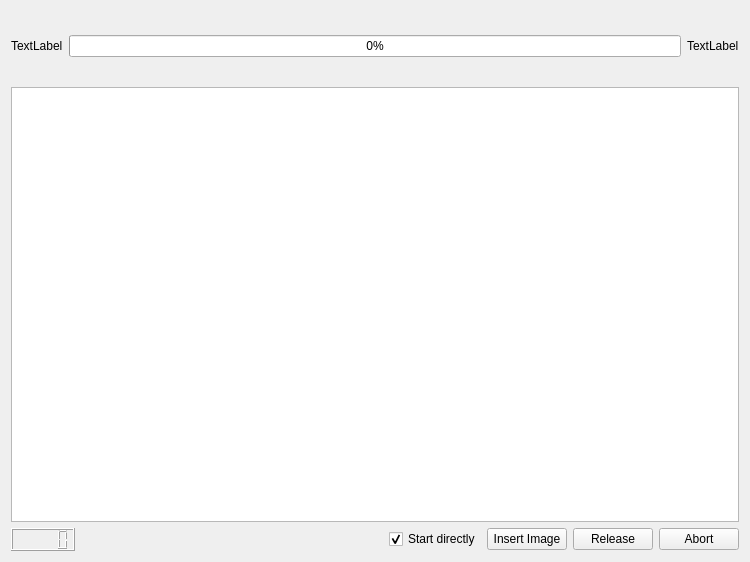
First picture: the form in DBUPDATE.ui, repository doubsman/DBAlbums, before the edit.
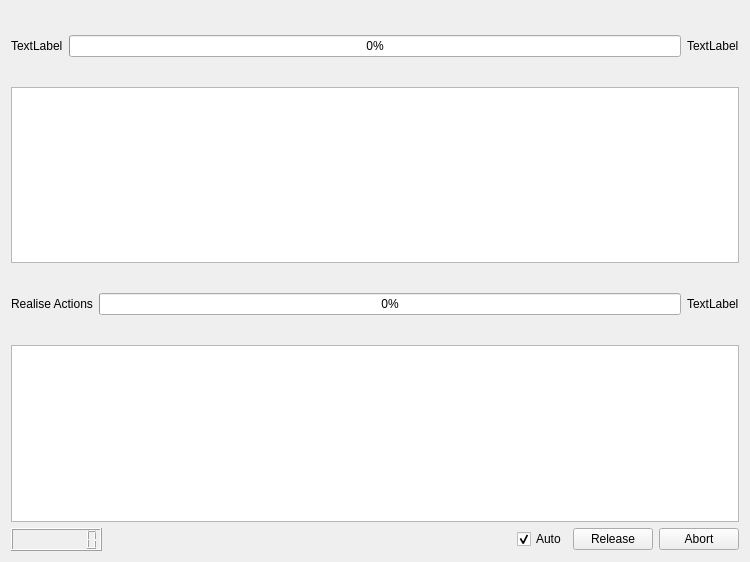
Second picture: the form after the edit.

What changed in the file:
```diff
--- a/DBUPDATE.ui
+++ b/DBUPDATE.ui
@@ -75,7 +75,55 @@
      <item>
       <layout class="QHBoxLayout" name="horizontalLayout_2">
        <item>
-        <widget class="QLCDNumber" name="lcdTime"/>
+        <widget class="QLabel" name="lab_release">
+         <property name="text">
+          <string>Realise Actions</string>
+         </property>
+        </widget>
+       </item>
+       <item>
+        <widget class="QProgressBar" name="progressBarrelease">
+         <property name="value">
+          <number>0</number>
+         </property>
+        </widget>
+       </item>
+       <item>
+        <widget class="QLabel" name="lab_releaseadvance">
+         <property name="minimumSize">
+          <size>
+           <width>0</width>
+           <height>70</height>
+          </size>
+         </property>
+         <property name="text">
+          <string>TextLabel</string>
+         </property>
+        </widget>
+       </item>
+      </layout>
+     </item>
+     <item>
+      <widget class="QTextEdit" name="textEditrelease">
+       <property name="verticalScrollBarPolicy">
+        <enum>Qt::ScrollBarAsNeeded</enum>
+       </property>
+       <property name="horizontalScrollBarPolicy">
+        <enum>Qt::ScrollBarAsNeeded</enum>
+       </property>
+       <property name="tabStopWidth">
+        <number>2000</number>
+       </property>
+      </widget>
+     </item>
+     <item>
+      <layout class="QHBoxLayout" name="horizontalLayoutcommands">
+       <item>
+        <widget class="QLCDNumber" name="lcdTime">
+         <property name="digitCount">
+          <number>8</number>
+         </property>
+        </widget>
        </item>
        <item>
         <spacer name="horizontalSpacer">
@@ -93,20 +141,13 @@
        <item>
         <widget class="QCheckBox" name="checkBoxStart">
          <property name="text">
-          <string>Start directly</string>
+          <string>Auto</string>
          </property>
          <property name="checked">
           <bool>true</bool>
          </property>
         </widget>
        </item>
-       <item>
-        <widget class="QPushButton" name="btn_actioncover">
-         <property name="text">
-          <string>Insert Image</string>
-         </property>
-        </widget>
-       </item>
        <item>
         <widget class="QPushButton" name="btn_action">
          <property name="text">
```
Left out of the diff: 4 changed lines with no effect on the pictures.
